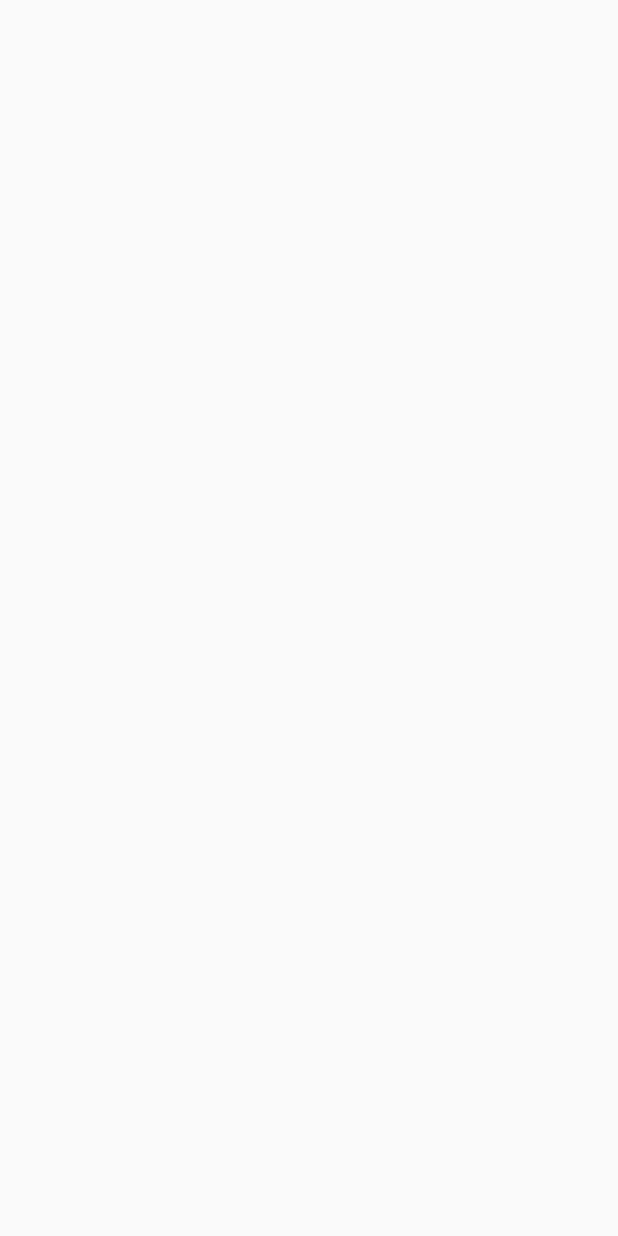
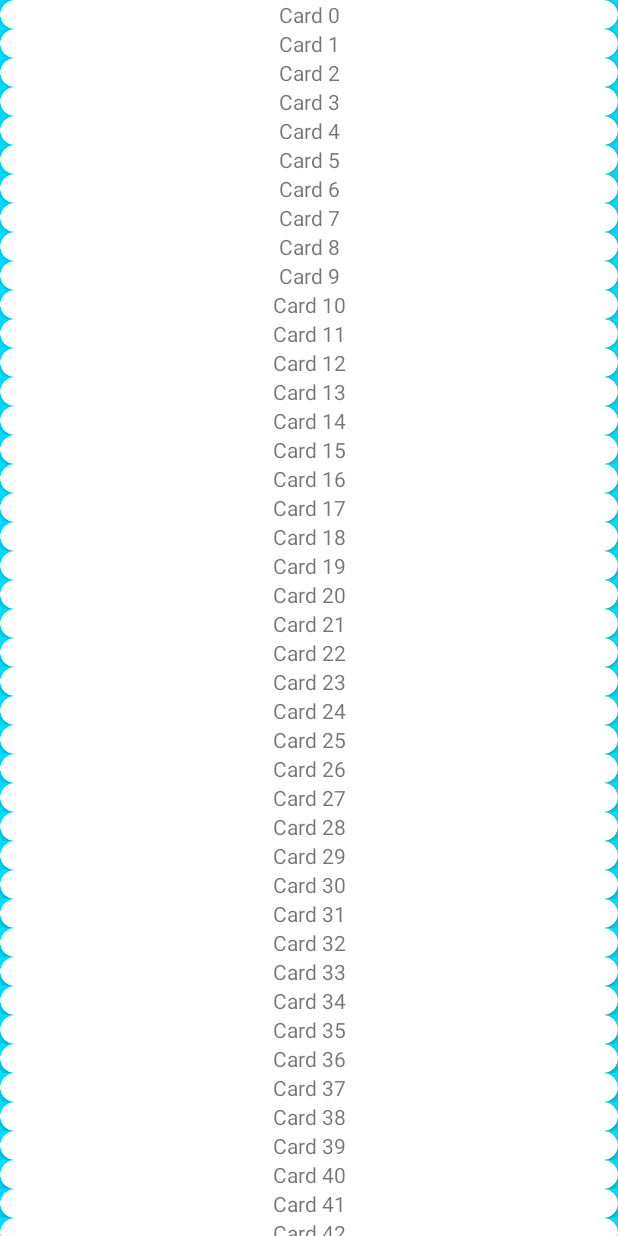
Before and after one commit to MyLifeMyTravel/AndroidDemo, an Android app: the MixedItemActivity screen opened directly, with no data from a screen before it, on a phone screen of 412 x 824 dp. Before the commit the screen is empty. Run offline under Robolectric (Android 15) with nearby library versions, the phone set to English and light mode, and no system bars.

Commit message:
RecyclerView+CardView的List

```diff
--- a/app/build.gradle
+++ b/app/build.gradle
@@ -20,7 +20,8 @@ android {
 }
 
 dependencies {
-    compile fileTree(dir: 'libs', include: ['*.jar'])
+    compile fileTree(include: ['*.jar'], dir: 'libs')
     testCompile 'junit:junit:4.12'
     compile 'com.android.support:design:23.2.1'
+    compile 'com.android.support:cardview-v7:24.0.0-alpha1'
 }
--- /dev/null
+++ b/app/src/main/java/com/littlejie/android/demo/model/CardInfo.java
@@ -0,0 +1,17 @@
+package com.littlejie.android.demo.model;
+
+/**
+ * Created by Lion on 2016/4/7.
+ */
+public class CardInfo {
+
+    private String name;
+
+    public String getName() {
+        return name;
+    }
+
+    public void setName(String name) {
+        this.name = name;
+    }
+}
--- a/app/src/main/java/com/littlejie/android/demo/modules/mixed/MixedItemActivity.java
+++ b/app/src/main/java/com/littlejie/android/demo/modules/mixed/MixedItemActivity.java
@@ -1,9 +1,56 @@
 package com.littlejie.android.demo.modules.mixed;
 
+import android.os.Bundle;
+import android.support.v7.widget.LinearLayoutManager;
+import android.support.v7.widget.RecyclerView;
+
+import com.littlejie.android.demo.R;
+import com.littlejie.android.demo.model.CardInfo;
 import com.littlejie.android.demo.modules.base.BaseActivity;
+import com.littlejie.android.demo.ui.adapter.CardAdapter;
+
+import java.util.ArrayList;
+import java.util.List;
 
 /**
  * Created by Lion on 2016/4/6.
  */
 public class MixedItemActivity extends BaseActivity {
+
+    private RecyclerView mRecyclerView;
+    private LinearLayoutManager mLinearLayoutManager;
+    private CardAdapter mAdapter;
+    private List<CardInfo> mLstCard;
+
+    @Override
+    protected void onCreate(Bundle savedInstanceState) {
+        super.onCreate(savedInstanceState);
+        setContentView(R.layout.activity_mixed_item);
+
+        genData();
+
+        mRecyclerView = (RecyclerView) findViewById(R.id.recycler);
+        mLinearLayoutManager = new LinearLayoutManager(this);
+        //一定要记得给RecyclerView设置LayoutManager，否则显示不出来
+        mRecyclerView.setLayoutManager(mLinearLayoutManager);
+        mRecyclerView.setHasFixedSize(true);
+
+        mAdapter = new CardAdapter();
+        mRecyclerView.setAdapter(mAdapter);
+    }
+
+    @Override
+    protected void onResume() {
+        super.onResume();
+        mAdapter.setData(mLstCard);
+    }
+
+    private void genData() {
+        mLstCard = new ArrayList<>();
+        for (int i = 0; i < 100; i++) {
+            CardInfo info = new CardInfo();
+            info.setName("Card " + i);
+            mLstCard.add(info);
+        }
+    }
 }
--- /dev/null
+++ b/app/src/main/java/com/littlejie/android/demo/ui/adapter/CardAdapter.java
@@ -0,0 +1,58 @@
+package com.littlejie.android.demo.ui.adapter;
+
+import android.support.v7.widget.RecyclerView;
+import android.view.View;
+import android.view.ViewGroup;
+
+import com.littlejie.android.demo.model.CardInfo;
+import com.littlejie.android.demo.ui.widget.CardItem;
+
+import java.util.List;
+
+/**
+ * Created by Lion on 2016/4/7.
+ */
+public class CardAdapter extends RecyclerView.Adapter<CardAdapter.ViewHolder> {
+
+    private List<CardInfo> lstCard = null;
+
+    public CardAdapter() {
+    }
+
+    public CardAdapter(List<CardInfo> lstCard) {
+        this.lstCard = lstCard;
+    }
+
+    public void setData(List<CardInfo> lstCard) {
+        this.lstCard = lstCard;
+        notifyDataSetChanged();
+    }
+
+    @Override
+    public ViewHolder onCreateViewHolder(ViewGroup parent, int viewType) {
+        View view = new CardItem(parent.getContext());
+        ViewHolder vh = new ViewHolder(view);
+        return vh;
+    }
+
+    @Override
+    public void onBindViewHolder(ViewHolder holder, int position) {
+        CardInfo info = lstCard.get(position);
+        holder.cardItem.setCardInfo(info);
+    }
+
+    @Override
+    public int getItemCount() {
+        return lstCard == null ? 0 : lstCard.size();
+    }
+
+    class ViewHolder extends RecyclerView.ViewHolder {
+
+        private CardItem cardItem;
+
+        public ViewHolder(View itemView) {
+            super(itemView);
+            cardItem = (CardItem) itemView;
+        }
+    }
+}
--- /dev/null
+++ b/app/src/main/java/com/littlejie/android/demo/ui/widget/CardItem.java
@@ -0,0 +1,40 @@
+package com.littlejie.android.demo.ui.widget;
+
+import android.content.Context;
+import android.support.v7.widget.CardView;
+import android.view.LayoutInflater;
+import android.view.View;
+import android.view.ViewGroup;
+import android.widget.LinearLayout;
+import android.widget.TextView;
+
+import com.littlejie.android.demo.R;
+import com.littlejie.android.demo.model.CardInfo;
+
+/**
+ * Created by Lion on 2016/4/7.
+ */
+public class CardItem extends LinearLayout {
+
+    private CardView mCardView;
+    private TextView mTvName;
+
+    public CardItem(Context context) {
+        super(context);
+        init(context);
+    }
+
+    private void init(Context context) {
+        View view = LayoutInflater.from(context).inflate(R.layout.item_base_card, this);
+        mCardView = (CardView) view.findViewById(R.id.cardview);
+        mTvName = (TextView) view.findViewById(R.id.tv_name);
+        setLayoutParams(new LayoutParams(ViewGroup.LayoutParams.MATCH_PARENT, ViewGroup.LayoutParams.WRAP_CONTENT));
+    }
+
+    public void setCardInfo(CardInfo info) {
+        if (info == null) {
+            return;
+        }
+        mTvName.setText(info.getName());
+    }
+}
--- /dev/null
+++ b/app/src/main/res/layout/activity_mixed_item.xml
@@ -0,0 +1,13 @@
+<?xml version="1.0" encoding="utf-8"?>
+<LinearLayout xmlns:android="http://schemas.android.com/apk/res/android"
+    android:layout_width="match_parent"
+    android:layout_height="match_parent"
+    android:orientation="vertical">
+
+    <android.support.v7.widget.RecyclerView
+        android:id="@+id/recycler"
+        android:background="@android:color/holo_blue_bright"
+        android:layout_width="match_parent"
+        android:layout_height="match_parent" />
+
+</LinearLayout>
--- /dev/null
+++ b/app/src/main/res/layout/item_base_card.xml
@@ -0,0 +1,16 @@
+<?xml version="1.0" encoding="utf-8"?>
+<android.support.v7.widget.CardView xmlns:android="http://schemas.android.com/apk/res/android"
+    xmlns:card_view="http://schemas.android.com/apk/res-auto"
+    android:id="@+id/cardview"
+    android:layout_width="match_parent"
+    android:layout_height="wrap_content"
+    android:orientation="vertical"
+    card_view:cardCornerRadius="10dp">
+
+    <TextView
+        android:id="@+id/tv_name"
+        android:layout_width="match_parent"
+        android:layout_height="wrap_content"
+        android:gravity="center" />
+
+</android.support.v7.widget.CardView>
```
